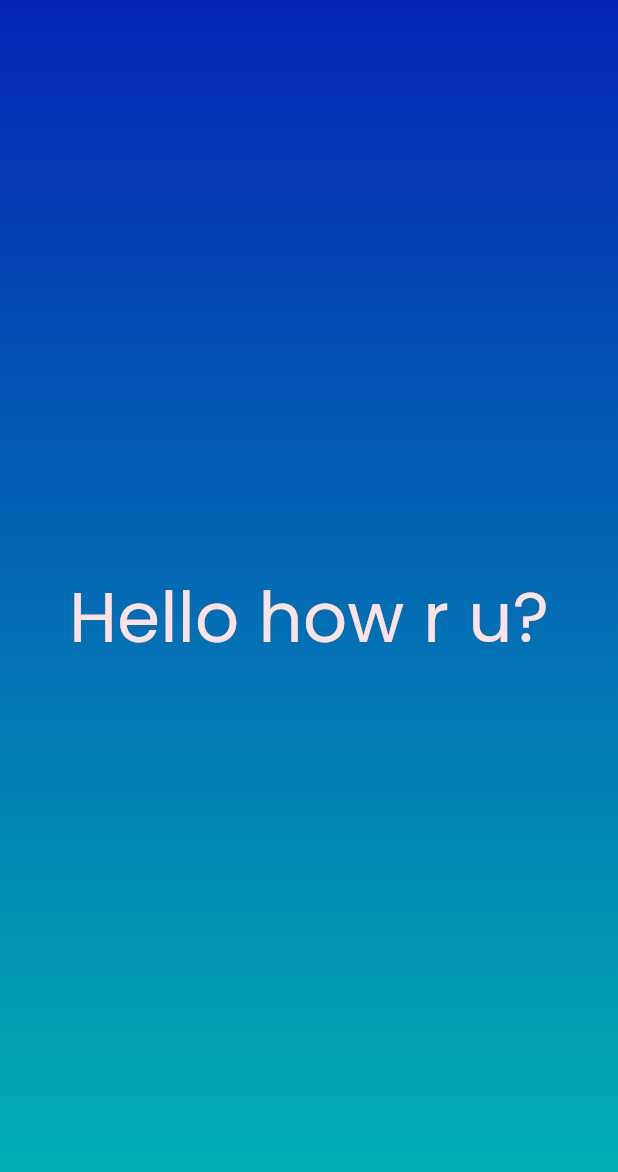
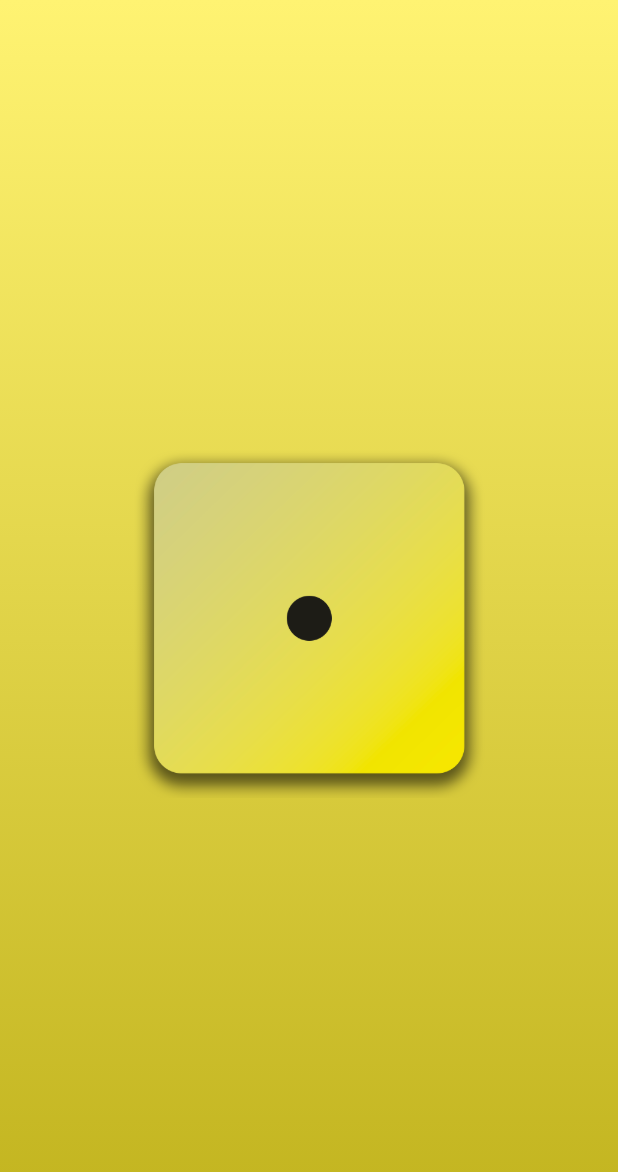
Before and after one commit to Advaith-dev/dice, a Flutter app: the screen it shows after launch, on a phone screen of 412 x 824 dp. Shown: the top 1172 px of the screen. Run offline on Flutter 3.47's test engine with Material 3 defaults, Android fonts, the phone set to English and light mode, and no system bars; our stand-ins replace google_fonts.

Commit message:
add one dice face

```diff
--- a/lib/gradient_container.dart
+++ b/lib/gradient_container.dart
@@ -7,8 +7,12 @@ const Alignment endAlignment = Alignment.bottomCenter;
 
 class GradientContainer extends StatelessWidget {
   final Color c1, c2;
+
   const GradientContainer(this.c1, this.c2, {super.key});
 
+  const GradientContainer.yellow({super.key})
+    : c1 = const Color.fromARGB(255, 255, 243, 114),
+      c2 = const Color.fromARGB(255, 193, 179, 29);
   @override
   Widget build(BuildContext context) {
     return Container(
@@ -19,7 +23,10 @@ class GradientContainer extends StatelessWidget {
           end: endAlignment,
         ),
       ),
-      child: Center(child: WelcomeText("Hello how r u?")),
+      child: Center(
+        child: Image.asset('assets/images/dice-1.png', width: 240),
+        //
+      ),
     ); // <--- ADD COMMA HERE
   }
 }
--- a/pubspec.yaml
+++ b/pubspec.yaml
@@ -60,10 +60,8 @@ flutter:
   uses-material-design: true
 
   # To add assets to your application, add an assets section, like this:
-  # assets:
-  #   - images/a_dot_burr.jpeg
-  #   - images/a_dot_ham.jpeg
-
+  assets:
+    - assets/images/
   # An image asset can refer to one or more resolution-specific "variants", see
   # https://flutter.dev/to/resolution-aware-images
 
```
Also changed, not shown: lib/main.dart (+2 -6 lines), assets/images/dice-1.png (added), assets/images/dice-2.png (added), assets/images/dice-3.png (added), assets/images/dice-4.png (added), assets/images/dice-5.png (added), assets/images/dice-6.png (added).
